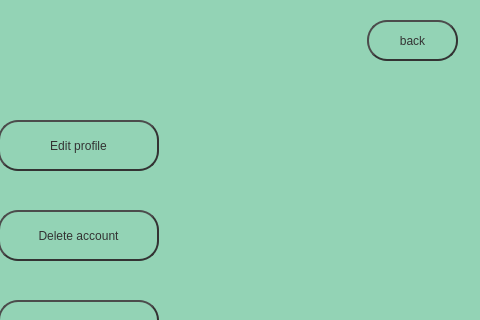
First picture: the form in setting.ui, repository romina-kh/project2_rm, before the edit; both pictures show x 272 to 752 and y 0 to 320 of the 752 by 582 pixel window.
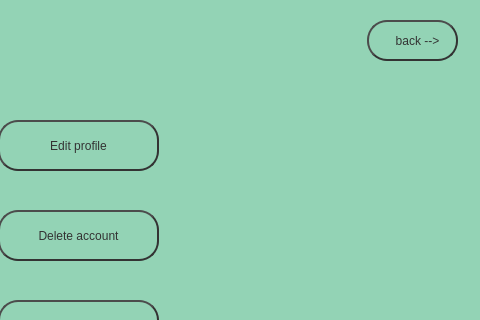
Second picture: the form after the edit.

Diff of the .ui file:
```diff
--- a/setting.ui
+++ b/setting.ui
@@ -191,7 +191,7 @@
 }</string>
    </property>
    <property name="text">
-    <string>back</string>
+    <string>   back --&gt;</string>
    </property>
   </widget>
  </widget>
```
Left out of the diff: 2 changed lines with no effect on the pictures.
